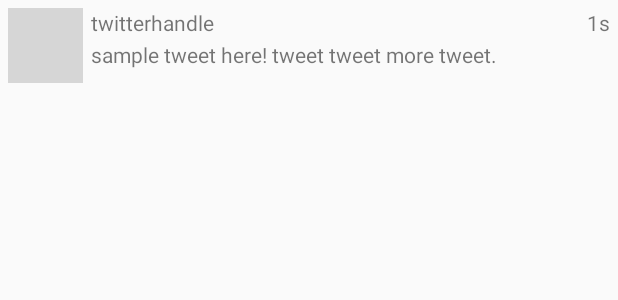
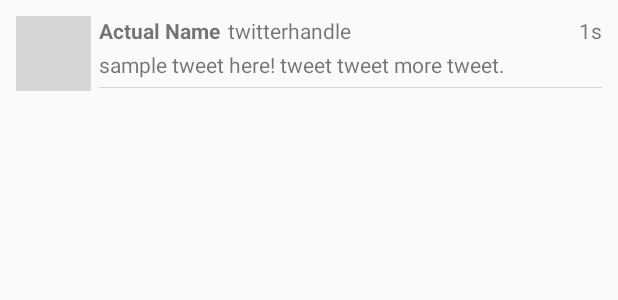
Before and after one commit to dhrutip/Twitter, an Android app: the layout item_tweet.xml on its own in the app's theme, with its tools: preview values and no code run, on a phone screen of 412 x 824 dp. Shown: the top 300 px of the screen. Run offline under Robolectric (Android 15) with nearby library versions, the phone set to English and light mode, and no system bars; grey boxes are pictures that could not be loaded.

Commit message:
cleaned up tweet layout, timeline displays twitter handle and name now

```diff
--- a/app/src/main/java/com/codepath/apps/restclienttemplate/TimelineActivity.java
+++ b/app/src/main/java/com/codepath/apps/restclienttemplate/TimelineActivity.java
@@ -43,6 +43,18 @@ public class TimelineActivity extends AppCompatActivity {
         super.onCreate(savedInstanceState);
         setContentView(R.layout.activity_timeline);
 
+        btnLog = findViewById(R.id.btnLog);
+        client = TwitterApp.getRestClient(this);
+        // find the recycler view
+        rvTweets = findViewById(R.id.rvTweets);
+        // initialize the list of tweets and adapter
+        tweets = new ArrayList<>();
+        adapter = new TweetsAdapter(this, tweets);
+        // recycler view setup: layout manager and adapter
+        rvTweets.setLayoutManager(new LinearLayoutManager(this));
+        rvTweets.setAdapter(adapter);
+        populateHomeTimeLine();
+
         swipeContainer = (SwipeRefreshLayout) findViewById(R.id.swipeContainer);
         // Setup refresh listener which triggers new data loading
         swipeContainer.setOnRefreshListener(new SwipeRefreshLayout.OnRefreshListener() {
@@ -59,18 +71,6 @@ public class TimelineActivity extends AppCompatActivity {
                 android.R.color.holo_green_light,
                 android.R.color.holo_orange_light,
                 android.R.color.holo_red_light);
-
-        btnLog = findViewById(R.id.btnLog);
-        client = TwitterApp.getRestClient(this);
-        // find the recycler view
-        rvTweets = findViewById(R.id.rvTweets);
-        // initialize the list of tweets and adapter
-        tweets = new ArrayList<>();
-        adapter = new TweetsAdapter(this, tweets);
-        // recycler view setup: layout manager and adapter
-        rvTweets.setLayoutManager(new LinearLayoutManager(this));
-        rvTweets.setAdapter(adapter);
-        populateHomeTimeLine();
     }
 
     public void fetchTimelineAsync(int page) {
--- a/app/src/main/java/com/codepath/apps/restclienttemplate/TweetsAdapter.java
+++ b/app/src/main/java/com/codepath/apps/restclienttemplate/TweetsAdapter.java
@@ -43,7 +43,6 @@ public class TweetsAdapter extends RecyclerView.Adapter<TweetsAdapter.ViewHolder
         Tweet tweet = tweets.get(position);
         // bind the tweet with the view holder
         holder.bind(tweet);
-
     }
 
     @Override
@@ -55,22 +54,25 @@ public class TweetsAdapter extends RecyclerView.Adapter<TweetsAdapter.ViewHolder
     public class ViewHolder extends RecyclerView.ViewHolder {
         ImageView ivProfileImage;
         TextView tvBody;
-        TextView tvScreenName;
+        TextView tvActualName;
         TextView tvTimeSince;
+        TextView tvTwitterHandle;
 
 
         public ViewHolder(@NonNull @NotNull View itemView) {
             super(itemView); // one row in the recycler view
             ivProfileImage = itemView.findViewById(R.id.ivProfileImage);
             tvBody = itemView.findViewById(R.id.tvBody);
-            tvScreenName = itemView.findViewById(R.id.tvScreenName);
+            tvActualName = itemView.findViewById(R.id.tvActualName);
             tvTimeSince = itemView.findViewById(R.id.tvTimeSince);
+            tvTwitterHandle = itemView.findViewById(R.id.tvTwitterHandle);
         }
 
         public void bind(Tweet tweet) {
             tvBody.setText(tweet.body);
-            tvScreenName.setText(tweet.user.screenName);
+            tvTwitterHandle.setText(tweet.user.twitterHandle);
             tvTimeSince.setText(tweet.timeSince);
+            tvActualName.setText(tweet.user.actualName);
             Glide.with(context).load(tweet.user.profileImageUrl).into(ivProfileImage);
         }
     }
--- a/app/src/main/java/com/codepath/apps/restclienttemplate/models/User.java
+++ b/app/src/main/java/com/codepath/apps/restclienttemplate/models/User.java
@@ -7,8 +7,8 @@ import org.parceler.Parcel;
 @Parcel
 public class User {
 
-    public String name;
-    public String screenName;
+    public String actualName;
+    public String twitterHandle;
     public String profileImageUrl;
 
     // empty constructor for Parceler library
@@ -16,8 +16,8 @@ public class User {
 
     public static User fromJson(JSONObject jsonObject) throws JSONException {
         User user = new User();
-        user.name = jsonObject.getString("name");
-        user.screenName = jsonObject.getString("screen_name");
+        user.actualName = jsonObject.getString("name");
+        user.twitterHandle = jsonObject.getString("screen_name");
         user.profileImageUrl = jsonObject.getString("profile_image_url_https");
         return user;
 
--- a/app/src/main/res/layout/item_tweet.xml
+++ b/app/src/main/res/layout/item_tweet.xml
@@ -12,40 +12,66 @@
         android:layout_height="50dp"
         android:layout_alignParentStart="true"
         android:layout_alignParentTop="true"
-        android:layout_marginStart="0dp"
-        android:layout_marginTop="0dp"
+        android:layout_marginStart="5dp"
+        android:layout_marginTop="5dp"
         tools:srcCompat="@tools:sample/avatars" />
 
     <TextView
-        android:id="@+id/tvScreenName"
+        android:id="@+id/tvActualName"
         android:layout_width="wrap_content"
         android:layout_height="wrap_content"
         android:layout_alignParentTop="true"
+        android:layout_marginTop="5dp"
+        android:layout_toEndOf="@+id/ivProfileImage"
         android:layout_marginStart="5dp"
-        android:layout_marginTop="0dp"
-        android:layout_toEndOf="@+id/ivProfileImage"
-        tools:text="twitterhandle" />
+        tools:text="Actual Name"
+        android:textStyle="bold" />
 
     <TextView
         android:id="@+id/tvBody"
+        android:layout_toEndOf="@+id/ivProfileImage"
         android:layout_width="wrap_content"
+        android:layout_alignParentEnd="true"
         android:layout_height="wrap_content"
-        android:layout_below="@+id/tvScreenName"
         android:layout_marginStart="5dp"
-        android:layout_marginTop="2dp"
-        android:layout_toEndOf="@+id/ivProfileImage"
-        tools:text="sample tweet here! tweet tweet more tweet." />
+        android:layout_below="@+id/tvActualName"
+        android:layout_marginTop="3dp"
+        android:layout_marginEnd="5dp"
+        tools:text="sample tweet here! tweet tweet more tweet."
+
+        android:autoLink="all"
+        android:linksClickable="true"/>
 
     <TextView
         android:id="@+id/tvTimeSince"
-        android:layout_width="177dp"
         android:gravity="right"
+        android:layout_toEndOf="@id/tvTwitterHandle"
+        android:layout_alignTop="@id/tvTwitterHandle"
+        android:layout_width="wrap_content"
         android:layout_height="wrap_content"
-        android:layout_above="@+id/tvBody"
-        android:layout_alignParentTop="true"
         android:layout_alignParentEnd="true"
-        android:layout_alignParentRight="true"
-        android:layout_marginTop="0dp"
-        android:layout_marginBottom="0dp"
+        android:layout_marginRight="5dp"
         tools:text="1s" />
+
+    <TextView
+        android:id="@+id/tvTwitterHandle"
+        android:layout_width="wrap_content"
+        android:layout_height="wrap_content"
+        android:layout_above="@id/tvBody"
+        android:layout_alignTop="@id/tvActualName"
+        android:layout_marginLeft="5dp"
+        android:layout_toRightOf="@id/tvActualName"
+        android:text="twitterhandle"  />
+
+    <ImageView
+        android:id="@+id/ivUrl"
+        android:layout_width="wrap_content"
+        android:layout_height="wrap_content"
+        android:layout_alignLeft="@id/tvBody"
+        android:layout_alignRight="@id/tvBody"
+        android:layout_below="@id/tvBody"
+        android:layout_marginTop="5dp"
+        android:scaleType="fitCenter"
+        tools:srcCompat="@tools:sample/avatars"/>
+
 </RelativeLayout>
```
